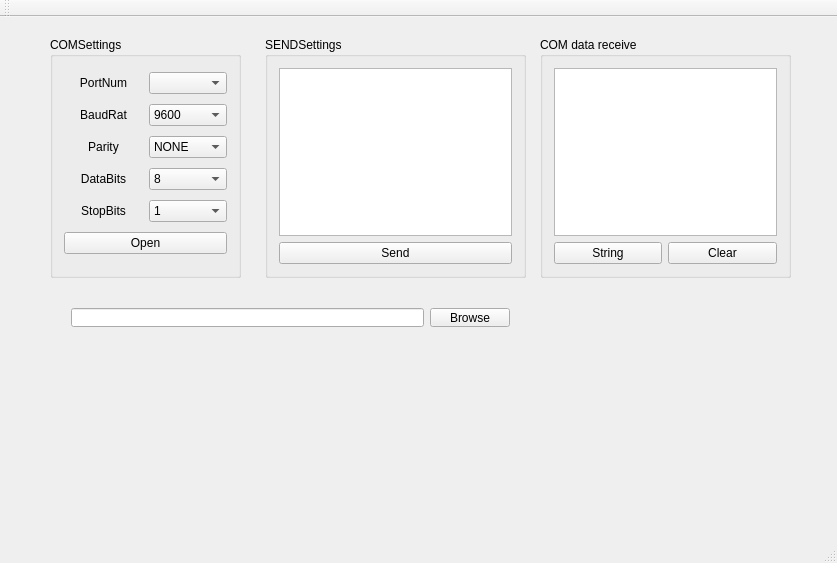
Qt form mainwindow.ui (TracyChrysler/git_OTA) before a commit.
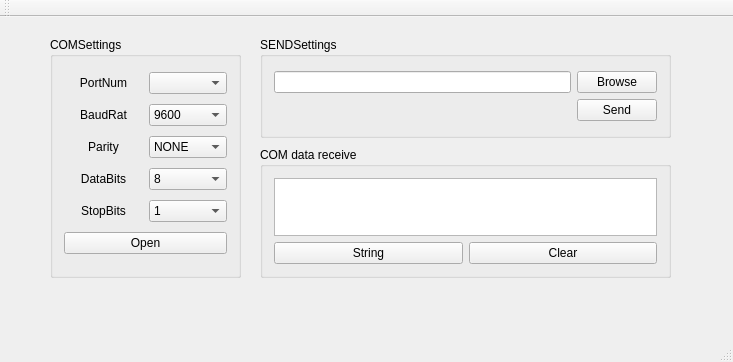
The same form after that commit.

```diff
--- a/mainwindow.ui
+++ b/mainwindow.ui
@@ -6,8 +6,8 @@
    <rect>
     <x>0</x>
     <y>0</y>
-    <width>837</width>
-    <height>563</height>
+    <width>733</width>
+    <height>362</height>
    </rect>
   </property>
   <property name="font">
@@ -224,10 +224,10 @@
    <widget class="QGroupBox" name="groupBox_2">
     <property name="geometry">
      <rect>
-      <x>540</x>
-      <y>20</y>
-      <width>251</width>
-      <height>241</height>
+      <x>260</x>
+      <y>130</y>
+      <width>411</width>
+      <height>131</height>
      </rect>
     </property>
     <property name="font">
@@ -292,10 +292,10 @@
     </property>
     <property name="geometry">
      <rect>
-      <x>265</x>
+      <x>260</x>
       <y>20</y>
-      <width>261</width>
-      <height>241</height>
+      <width>411</width>
+      <height>101</height>
      </rect>
     </property>
     <property name="font">
@@ -308,37 +308,6 @@
     </property>
     <layout class="QVBoxLayout" name="verticalLayout">
      <item>
-      <widget class="QTextEdit" name="uartSendText">
-       <property name="font">
-        <font>
-         <family>Nirmala UI</family>
-        </font>
-       </property>
-      </widget>
-     </item>
-     <item>
-      <widget class="QPushButton" name="uartSendBtn">
-       <property name="font">
-        <font>
-         <family>Nirmala UI</family>
-        </font>
-       </property>
-       <property name="text">
-        <string>Send</string>
-       </property>
-      </widget>
-     </item>
-    </layout>
-   </widget>
-   <widget class="QWidget" name="gridLayoutWidget">
-    <property name="geometry">
-     <rect>
-      <x>60</x>
-      <y>280</y>
-      <width>461</width>
-      <height>41</height>
-     </rect>
-    </property>
     <layout class="QGridLayout" name="gridLayout_3">
      <item row="0" column="0">
       <widget class="QLineEdit" name="documentPath"/>
@@ -350,6 +319,20 @@
        </property>
       </widget>
      </item>
+       <item row="1" column="1">
+        <widget class="QPushButton" name="uartSendBtn">
+         <property name="font">
+          <font>
+           <family>Nirmala UI</family>
+          </font>
+         </property>
+         <property name="text">
+          <string>Send</string>
+         </property>
+        </widget>
+       </item>
+      </layout>
+     </item>
     </layout>
    </widget>
   </widget>
```
Left out of the diff: 4 changed lines with no effect on the pictures. Lines whose indentation alone changed are shown as unchanged.
